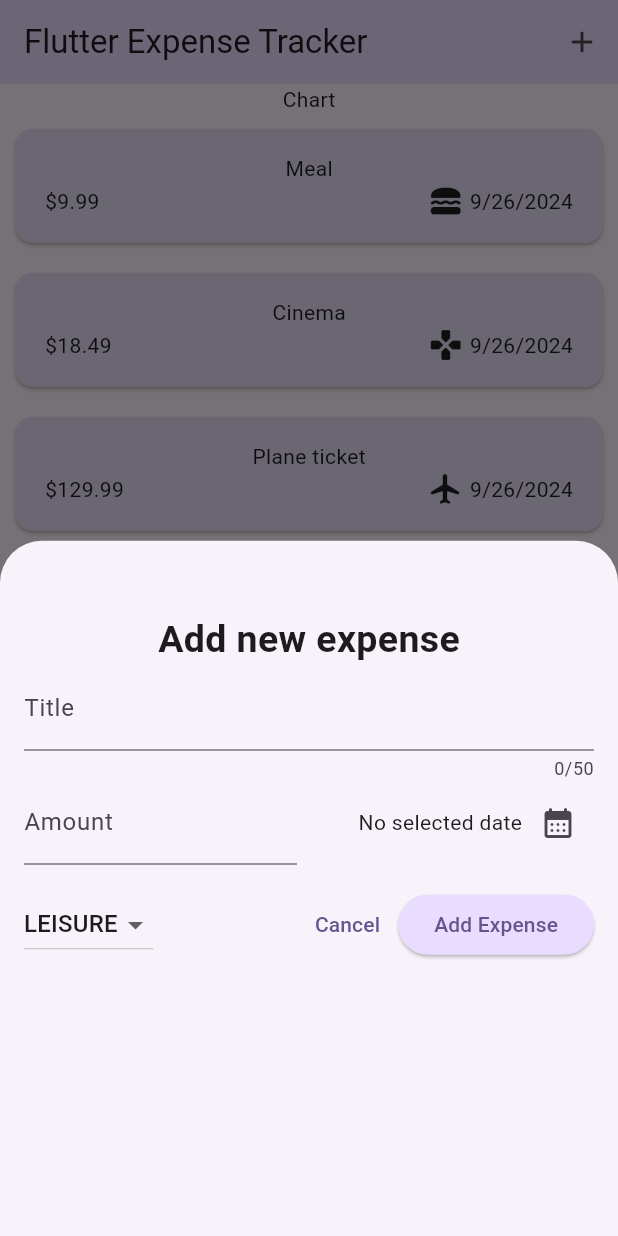
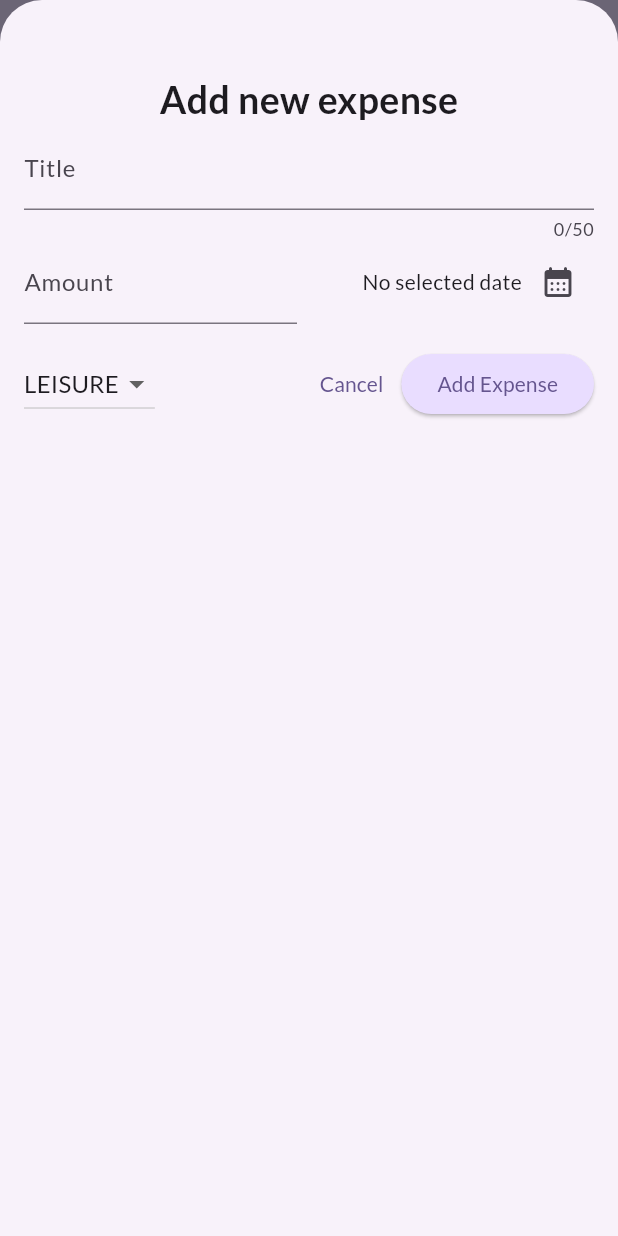
Before and after one commit to yatoenough/expense-tracker-app, a Flutter app: the screen it shows after launch, after a tap on the "add" icon, on a phone screen of 412 x 824 dp. Run offline on Flutter 3.47's test engine with Material 3 defaults, Android fonts, the phone set to English and light mode, and no system bars; our stand-ins replace google_fonts.

Commit message:
added google fonts, maked fullscreen modal

```diff
--- a/lib/main.dart
+++ b/lib/main.dart
@@ -1,5 +1,6 @@
 import 'package:expense_tracker/screens/expenses_screen.dart';
 import 'package:flutter/material.dart';
+import 'package:google_fonts/google_fonts.dart';
 
 var kColorScheme = ColorScheme.fromSeed(
   seedColor: const Color.fromARGB(255, 96, 59, 181),
@@ -16,7 +17,7 @@ class ExpenseTrackerApp extends StatelessWidget {
   Widget build(BuildContext context) {
     return MaterialApp(
       title: 'Flutter Expense Tracker',
-      theme: ThemeData().copyWith(
+      theme: ThemeData(fontFamily: GoogleFonts.lato().fontFamily).copyWith(
         colorScheme: kColorScheme,
         appBarTheme: const AppBarTheme().copyWith(
           backgroundColor: kColorScheme.primaryContainer,
--- a/lib/screens/expenses_screen.dart
+++ b/lib/screens/expenses_screen.dart
@@ -36,6 +36,7 @@ class _ExpensesScreenState extends State<ExpensesScreen> {
   void _showAddExpenseOverlay() {
     showModalBottomSheet(
       context: context,
+      isScrollControlled: true,
       builder: (context) => NewExpense(
         onExpenseAdd: _addExpense,
       ),
--- a/pubspec.yaml
+++ b/pubspec.yaml
@@ -12,6 +12,7 @@ dependencies:
   cupertino_icons: ^1.0.8
   uuid: ^4.5.0
   intl: ^0.19.0
+  google_fonts: ^6.2.1
 
 dev_dependencies:
   flutter_test:
```
Also changed, not shown: pubspec.lock.
